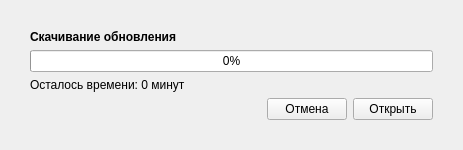
Before: the Qt Designer form QSimpleUpdater-master/src/Downloader.ui in okostynchuk/Outcall, drawn with Qt 5.
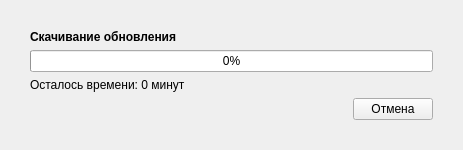
After: the same form once the commit is applied.

```diff
--- a/QSimpleUpdater-master/src/Downloader.ui
+++ b/QSimpleUpdater-master/src/Downloader.ui
@@ -99,16 +99,6 @@
              </property>
             </widget>
            </item>
-           <item row="0" column="2">
-            <widget class="QPushButton" name="openButton">
-             <property name="enabled">
-              <bool>true</bool>
-             </property>
-             <property name="text">
-              <string>Открыть</string>
-             </property>
-            </widget>
-           </item>
           </layout>
          </item>
         </layout>
```
